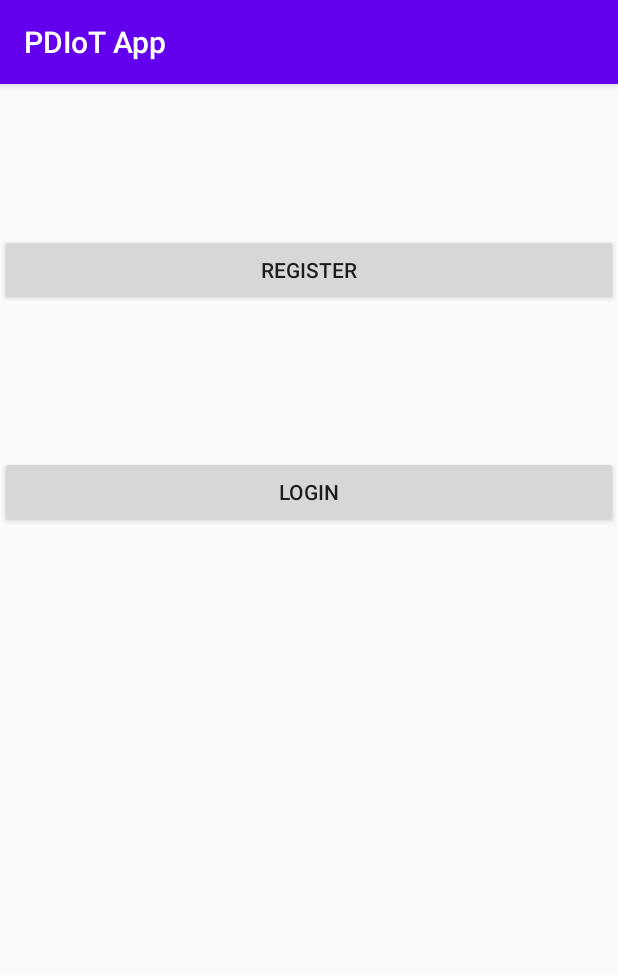
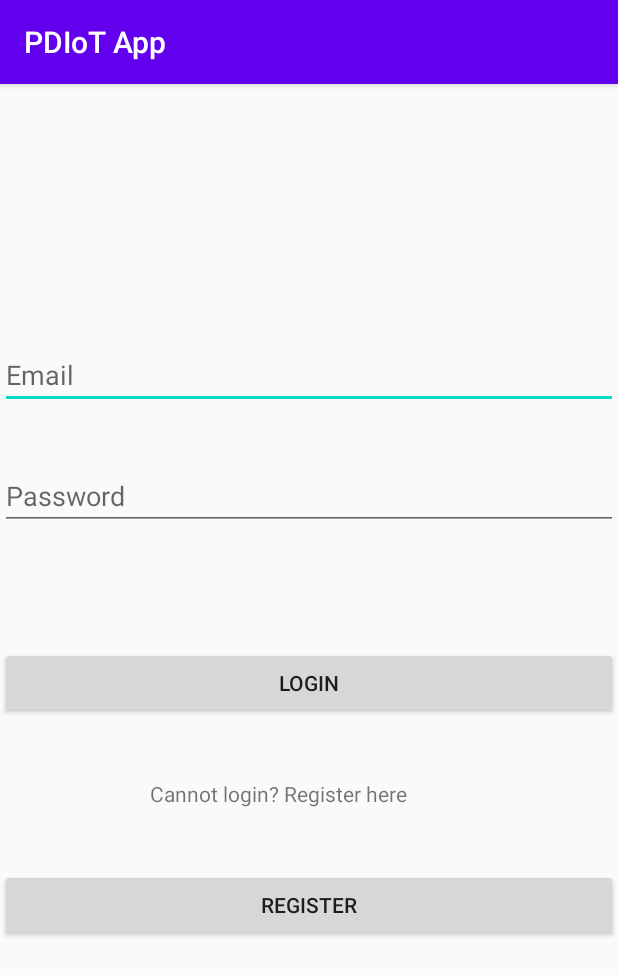
Before and after one commit to Harshitarnav/pdiot_app, an Android app: the screen it shows after launch (MainActivity), on a phone screen of 412 x 824 dp. Shown: the top 975 px of the screen. Run offline under Robolectric (Android 15) with nearby library versions, the light colour scheme and no system bars; our stand-ins replace Firebase (no records; nobody signed in at launch, a user with empty details on screens opened directly).

Commit message:
Login Main Page with register

```diff
--- a/app/src/main/java/com/specknet/pdiotapp/MainActivity.java
+++ b/app/src/main/java/com/specknet/pdiotapp/MainActivity.java
@@ -2,19 +2,31 @@ package com.specknet.pdiotapp;
 
 import androidx.appcompat.app.AppCompatActivity;
 
+import android.annotation.SuppressLint;
 import android.os.Bundle;
 import android.view.View;
 import android.widget.Button;
 import android.content.Intent;
+import android.widget.EditText;
+import android.widget.Toast;
 
-import com.specknet.pdiotapp.Login.LoginActivity;
+import com.google.android.gms.tasks.OnSuccessListener;
+import com.google.firebase.auth.AuthResult;
+import com.google.firebase.auth.FirebaseAuth;
+//import com.specknet.pdiotapp.Login.LoginActivity;
 import com.specknet.pdiotapp.Login.RegisterActivity;
+import com.specknet.pdiotapp.Login.StartActivity;
 
 public class MainActivity extends AppCompatActivity {
 
     private Button register;
     private Button login;
+    private EditText email;
+    private EditText password;
 
+    private FirebaseAuth auth;
+
+    @SuppressLint("MissingInflatedId")
     @Override
     protected void onCreate(Bundle savedInstanceState) {
         super.onCreate(savedInstanceState);
@@ -22,6 +34,10 @@ public class MainActivity extends AppCompatActivity {
 
         register = findViewById(R.id.register);
         login = findViewById(R.id.login);
+        email = findViewById(R.id.email);
+        password = findViewById(R.id.password);
+
+        auth = FirebaseAuth.getInstance();
 
         register.setOnClickListener(new View.OnClickListener() {
             @Override
@@ -34,7 +50,20 @@ public class MainActivity extends AppCompatActivity {
         login.setOnClickListener(new View.OnClickListener() {
             @Override
             public void onClick(View view) {
-                Intent intent = new Intent(MainActivity.this, LoginActivity.class);
+                String txt_email = email.getText().toString();
+                String txt_password = password.getText().toString();
+                loginUser(txt_email, txt_password);
+            }
+        });
+    }
+
+    private void loginUser(String email, String password) {
+
+        auth.signInWithEmailAndPassword(email, password).addOnSuccessListener(new OnSuccessListener<AuthResult>() {
+            @Override
+            public void onSuccess(AuthResult authResult) {
+                Toast.makeText(MainActivity.this, "Login Successful", Toast.LENGTH_SHORT).show();
+                Intent intent = new Intent(MainActivity.this, StartActivity.class);
                 startActivity(intent);
                 finish();
             }
--- a/app/src/main/res/layout/activity_start.xml
+++ b/app/src/main/res/layout/activity_start.xml
@@ -6,28 +6,52 @@
     android:layout_height="match_parent"
     tools:context=".MainActivity">
 
-    <!--    <TextView-->
-    <!--        android:layout_width="wrap_content"-->
-    <!--        android:layout_height="wrap_content"-->
-    <!--        android:text="Hello World!"-->
-    <!--        app:layout_constraintBottom_toBottomOf="parent"-->
-    <!--        app:layout_constraintEnd_toEndOf="parent"-->
-    <!--        app:layout_constraintStart_toStartOf="parent"-->
-    <!--        app:layout_constraintTop_toTopOf="parent" />-->
+    <TextView
+        android:id="@+id/textView2"
+        android:layout_width="219dp"
+        android:layout_height="36dp"
+        android:layout_alignBottom="@+id/register"
+        android:layout_marginLeft="100dp"
+        android:layout_marginTop="100px"
+        android:layout_marginBottom="72dp"
+        android:text="Cannot login? Register here"
+        app:layout_constraintBottom_toTopOf="@+id/register"
+        app:layout_constraintEnd_toEndOf="parent"
+        app:layout_constraintStart_toStartOf="parent"
+        app:layout_constraintTop_toTopOf="parent" />
+
+    <EditText
+        android:id="@+id/email"
+        android:layout_width="match_parent"
+        android:layout_height="wrap_content"
+        android:layout_alignParentTop="true"
+        android:layout_marginTop="171dp"
+        android:hint="Email" />
+
+    <EditText
+        android:id="@+id/password"
+        android:layout_width="match_parent"
+        android:layout_height="wrap_content"
+        android:layout_alignParentTop="true"
+        android:layout_marginTop="252dp"
+        android:hint="Password" />
 
     <Button
+        android:id="@+id/register"
         android:layout_width="match_parent"
         android:layout_height="wrap_content"
-        android:text="register"
-        android:id="@+id/register"
-        android:layout_marginTop="100dp" />
+        android:layout_alignBottom="@+id/password"
+        android:layout_marginTop="99dp"
+        android:layout_marginBottom="-274dp"
+        android:text="REGISTER"
+        app:layout_constraintStart_toStartOf="@id/login" />
 
     <Button
+        android:id="@+id/login"
         android:layout_width="match_parent"
         android:layout_height="wrap_content"
-        android:text="login"
-        android:id="@+id/login"
-        android:layout_below="@id/register"
-        android:layout_marginTop="100dp" />
+        android:layout_alignTop="@+id/register"
+        android:layout_marginTop="-148dp"
+        android:text="login" />
 
 </RelativeLayout>
```
Also changed, not shown: app/src/main/java/com/specknet/pdiotapp/Login/LoginActivity.java (+58 -58 lines), app/src/main/res/layout/activity_main.xml (+12 -11 lines), 26 other files.
